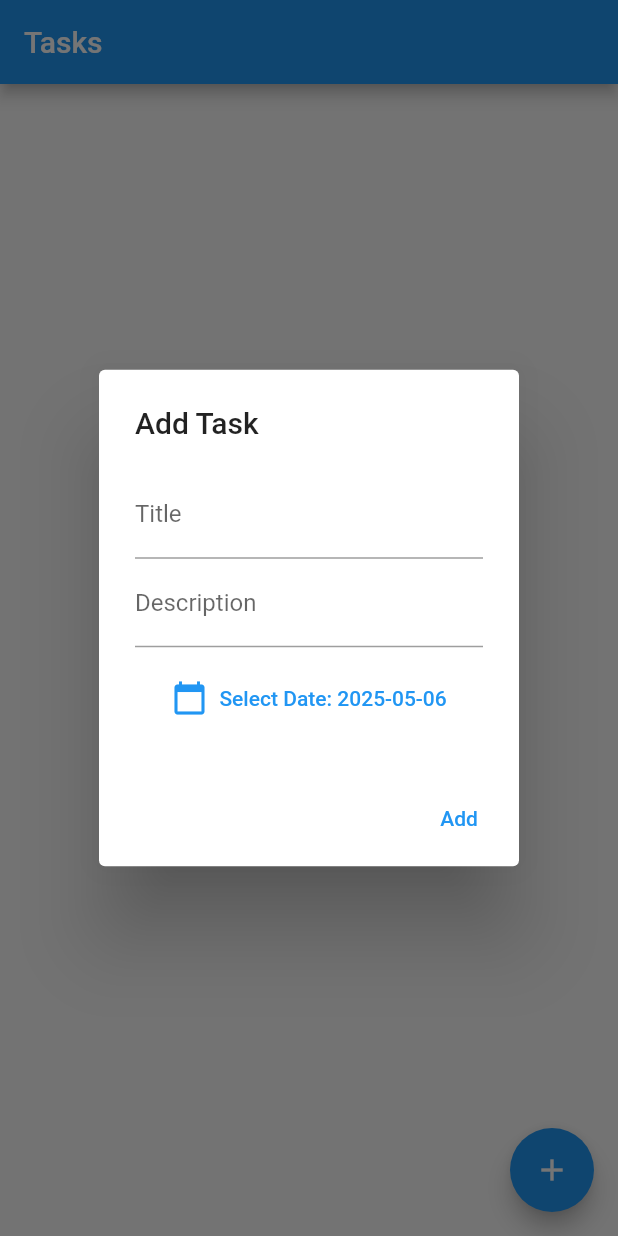
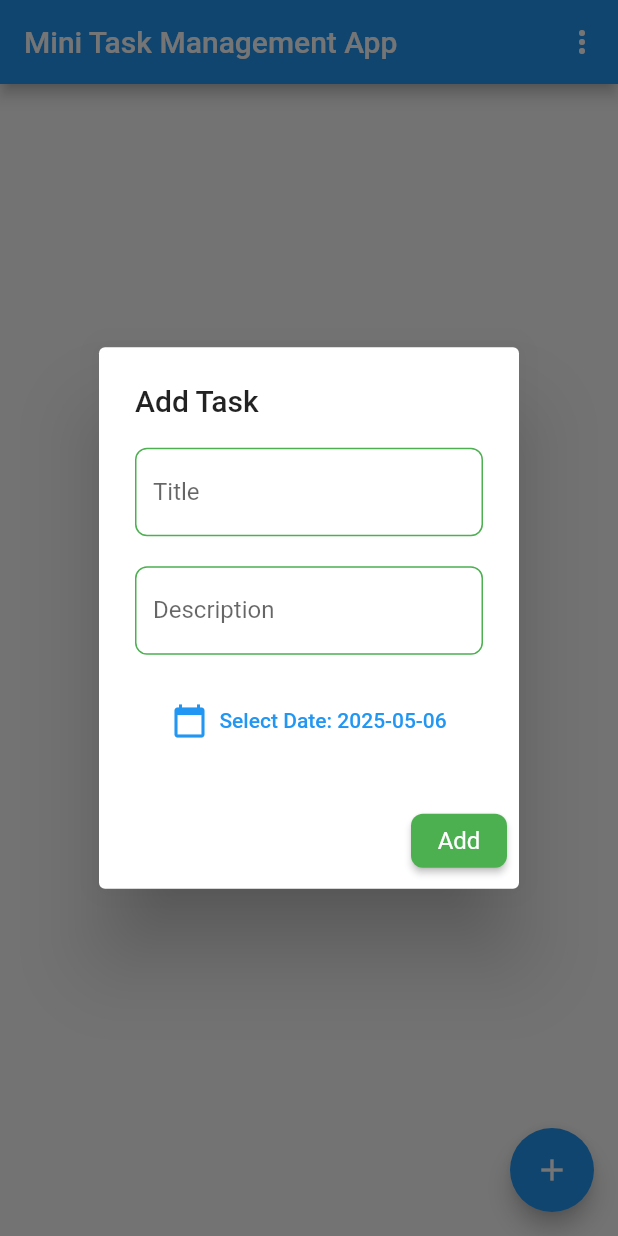
Before and after one commit to ahmadshofi23/taskmanagement, a Flutter app: the screen it shows after launch, after a tap on the "add" icon, on a phone screen of 412 x 824 dp. Run offline on Flutter 3.47's test engine with Material 2 defaults, Android fonts, the light colour scheme and no system bars; our stand-ins replace equatable, firebase_auth, firebase_core, flutter_bloc, shared_preferences, sqflite; accounts and stored records are empty.

Commit message:
fixing style

```diff
--- /dev/null
+++ b/lib/core/utils/color.dart
@@ -0,0 +1,9 @@
+import 'package:flutter/material.dart';
+
+class ColorPalette {
+  ColorPalette._();
+
+  static const Color redColor = Colors.red;
+  static const Color greenColor = Colors.green;
+  static const Color whiteColor = Colors.white;
+}
--- /dev/null
+++ b/lib/core/utils/custome_pop_up_item.dart
@@ -0,0 +1,21 @@
+import 'package:flutter/material.dart';
+import 'package:minitaskmanagementapps/core/utils/color.dart';
+
+class CustomePopUpItem extends PopupMenuItem {
+  final String? title;
+  final Function()? onPressed;
+  CustomePopUpItem({
+    Key? key,
+    this.title,
+    this.onPressed,
+  }) : super(
+          key: key,
+          child: TextButton(
+            onPressed: onPressed,
+            child: Text(
+              title ?? '',
+              style: const TextStyle(color: ColorPalette.greenColor),
+            ),
+          ),
+        );
+}
--- /dev/null
+++ b/lib/core/utils/custome_text_form_field.dart
@@ -0,0 +1,31 @@
+import 'package:flutter/material.dart';
+
+import 'color.dart';
+
+class CustomeTexFormField extends StatelessWidget {
+  TextEditingController controller = TextEditingController();
+  String title = '';
+  CustomeTexFormField({Key? key, required this.controller, required this.title})
+      : super(key: key);
+
+  @override
+  Widget build(BuildContext context) {
+    return TextField(
+      controller: controller,
+      decoration: InputDecoration(
+        enabledBorder: OutlineInputBorder(
+          borderRadius: BorderRadius.circular(8.0),
+          borderSide: const BorderSide(color: ColorPalette.greenColor),
+        ),
+        focusedBorder: OutlineInputBorder(
+          borderRadius: BorderRadius.circular(8.0),
+          borderSide: const BorderSide(color: ColorPalette.greenColor),
+        ),
+        labelText: title,
+        border: OutlineInputBorder(
+          borderRadius: BorderRadius.circular(8.0),
+        ),
+      ),
+    );
+  }
+}
--- a/lib/main.dart
+++ b/lib/main.dart
@@ -1,5 +1,6 @@
 import 'package:flutter/material.dart';
 import 'package:flutter_bloc/flutter_bloc.dart';
+import 'package:minitaskmanagementapps/presentation/bloc/theme/theme_bloc.dart';
 import 'data/datasources/task_local_datasource.dart';
 import 'data/repositories/task_repository_impl.dart';
 import 'domain/repositories/task_repository.dart';
@@ -24,6 +25,7 @@ class MyApp extends StatelessWidget {
   @override
   Widget build(BuildContext context) {
     return MaterialApp(
+      debugShowCheckedModeBanner: false,
       title: 'Task Manager',
       home: BlocProvider(
         create: (_) => TaskBloc(repository)..add(LoadTasks()),
--- /dev/null
+++ b/lib/presentation/bloc/theme/theme_event.dart
@@ -0,0 +1,3 @@
+abstract class ThemeEvent {}
+
+class ToggleThemeEvent extends ThemeEvent {}
--- a/lib/presentation/pages/task_page.dart
+++ b/lib/presentation/pages/task_page.dart
@@ -1,7 +1,10 @@
 import 'package:flutter/material.dart';
+// ignore: depend_on_referenced_packages
 import 'package:flutter_bloc/flutter_bloc.dart';
+import 'package:minitaskmanagementapps/core/utils/color.dart';
+import 'package:minitaskmanagementapps/core/utils/custome_pop_up_item.dart';
+import 'package:minitaskmanagementapps/core/utils/custome_text_form_field.dart';
 import 'package:minitaskmanagementapps/presentation/bloc/task/task_bloc.dart';
-import 'package:minitaskmanagementapps/presentation/cubit/theme_cubit.dart';
 import '../../domain/entities/task.dart';
 
 class TaskPage extends StatefulWidget {
@@ -20,34 +23,48 @@ class _TaskPageState extends State<TaskPage> {
   Widget build(BuildContext context) {
     return Scaffold(
       appBar: AppBar(
-        title: const Text('Tasks'),
+        // backgroundColor: Colors.green,
+        title: const Text('Mini Task Management App'),
         actions: [
-          // Row(
-          //   mainAxisAlignment: MainAxisAlignment.center,
-          //   children: [
-          //     TextButton(
-          //       onPressed: () => context.read<TaskBloc>().add(LoadTasks()),
-          //       child: const Text(
-          //         'All',
-          //         style: TextStyle(color: Colors.red),
-          //       ),
-          //     ),
-          //     TextButton(
-          //       onPressed: () => context
-          //           .read<TaskBloc>()
-          //           .add(LoadTasks(filterCompleted: true)),
-          //       child: const Text('Completed',
-          //           style: TextStyle(color: Colors.red)),
-          //     ),
-          //     TextButton(
-          //       onPressed: () => context
-          //           .read<TaskBloc>()
-          //           .add(LoadTasks(filterCompleted: false)),
-          //       child:
-          //           const Text('Pending', style: TextStyle(color: Colors.red)),
-          //     ),
-          //   ],
-          // )
+          IconButton(
+            icon: const Icon(Icons.more_vert),
+            onPressed: () {
+              // Handle click action here
+              showMenu(
+                context: context,
+                position: const RelativeRect.fromLTRB(1000, 80, 0, 0),
+                items: [
+                  PopupMenuItem(
+                    child: CustomePopUpItem(
+                      title: "All",
+                      onPressed: () {
+                        context.read<TaskBloc>().add(LoadTasks());
+                        Navigator.pop(context);
+                      },
+                    ),
+                  ),
+                  CustomePopUpItem(
+                    title: "Completed",
+                    onPressed: () {
+                      context
+                          .read<TaskBloc>()
+                          .add(LoadTasks(filterCompleted: true));
+                      Navigator.pop(context);
+                    },
+                  ),
+                  CustomePopUpItem(
+                    title: "Pending",
+                    onPressed: () {
+                      context
+                          .read<TaskBloc>()
+                          .add(LoadTasks(filterCompleted: false));
+                      Navigator.pop(context);
+                    },
+                  ),
+                ],
+              );
+            },
+          ),
         ],
       ),
       body: BlocBuilder<TaskBloc, TaskState>(
@@ -59,7 +76,10 @@ class _TaskPageState extends State<TaskPage> {
               itemCount: state.tasks.length,
               itemBuilder: (context, index) {
                 final task = state.tasks[index];
-                return ListTile(
+                return Card(
+                  margin: const EdgeInsets.all(8.0),
+                  elevation: 2,
+                  child: ListTile(
                     leading: Checkbox(
                       value: task.isCompleted,
                       onChanged: (_) {
@@ -79,9 +99,11 @@ class _TaskPageState extends State<TaskPage> {
                     onTap: () => _showEditTaskDialog(context, task),
                     trailing: IconButton(
                       icon: const Icon(Icons.delete),
+                      color: ColorPalette.redColor,
                       onPressed: () {
                         context.read<TaskBloc>().add(DeleteTask(task.id));
                       },
+                    ),
                   ),
                 );
               },
@@ -106,13 +128,11 @@ class _TaskPageState extends State<TaskPage> {
         content: Column(
           mainAxisSize: MainAxisSize.min,
           children: [
-            TextField(
-                controller: _titleController,
-                decoration: const InputDecoration(labelText: 'Title')),
-            TextField(
-                controller: _descController,
-                decoration: const InputDecoration(labelText: 'Description')),
-            const SizedBox(height: 10),
+            CustomeTexFormField(controller: _titleController, title: "Title"),
+            const SizedBox(height: 20),
+            CustomeTexFormField(
+                controller: _descController, title: "Description"),
+            const SizedBox(height: 20),
             TextButton.icon(
               icon: const Icon(Icons.calendar_today),
               label: Text(
@@ -144,7 +164,15 @@ class _TaskPageState extends State<TaskPage> {
           ],
         ),
         actions: [
-          TextButton(
+          ElevatedButton(
+            style: ElevatedButton.styleFrom(
+              primary: ColorPalette.greenColor,
+              onPrimary: ColorPalette.whiteColor,
+              textStyle: const TextStyle(fontSize: 16),
+              shape: RoundedRectangleBorder(
+                borderRadius: BorderRadius.circular(8.0),
+              ),
+            ),
             onPressed: () {
               final title = _titleController.text;
               final description = _descController.text;
@@ -181,12 +209,10 @@ class _TaskPageState extends State<TaskPage> {
         content: Column(
           mainAxisSize: MainAxisSize.min,
           children: [
-            TextField(
-                controller: titleController,
-                decoration: const InputDecoration(labelText: 'Title')),
-            TextField(
-                controller: descController,
-                decoration: const InputDecoration(labelText: 'Description')),
+            CustomeTexFormField(controller: titleController, title: "Title"),
+            const SizedBox(height: 20),
+            CustomeTexFormField(
+                controller: descController, title: "Description"),
             TextButton.icon(
               icon: const Icon(Icons.calendar_today),
               label: Text(
@@ -208,7 +234,15 @@ class _TaskPageState extends State<TaskPage> {
           ],
         ),
         actions: [
-          TextButton(
+          ElevatedButton(
+            style: ElevatedButton.styleFrom(
+              primary: ColorPalette.greenColor,
+              onPrimary: ColorPalette.whiteColor,
+              textStyle: const TextStyle(fontSize: 16),
+              shape: RoundedRectangleBorder(
+                borderRadius: BorderRadius.circular(8.0),
+              ),
+            ),
             onPressed: () {
               context.read<TaskBloc>().add(UpdateTask(task.copyWith(
                     title: titleController.text,
```
Also changed, not shown: lib/presentation/bloc/theme/theme_bloc.dart (added, +51 -0 lines), lib/presentation/bloc/theme/theme_state.dart (added, +7 -0 lines). Lines whose indentation alone changed are shown as unchanged.
